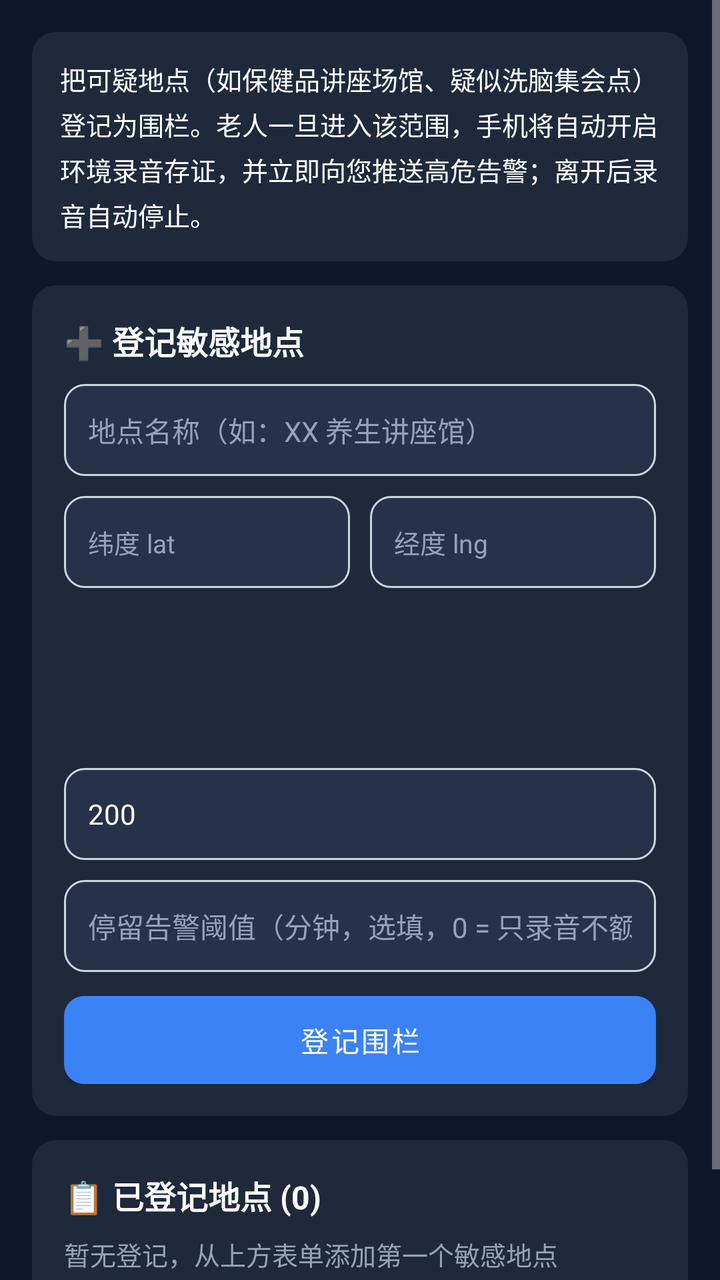
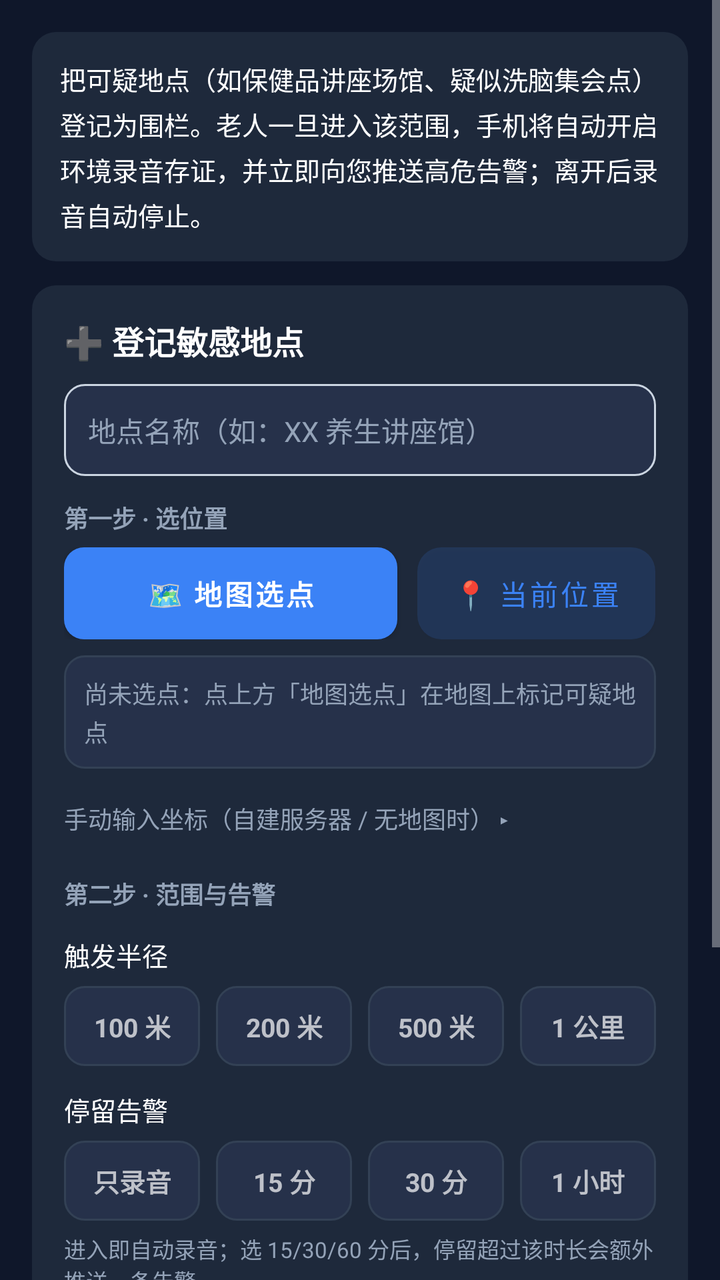

Before-and-after screenshots of an Android layout around one commit, followed by the original layout XML and the change that was made.
<!-- AndroidManifest.xml: application theme Theme.AntiFraudGuard -->
<!-- res/layout/activity_geofence_manage.xml -->
<?xml version="1.0" encoding="utf-8"?>
<ScrollView xmlns:android="http://schemas.android.com/apk/res/android"
    android:layout_width="match_parent"
    android:layout_height="match_parent"
    android:background="?attr/appBg">

    <LinearLayout
        android:layout_width="match_parent"
        android:layout_height="wrap_content"
        android:orientation="vertical"
        android:padding="16dp">

        
        <TextView
            android:layout_width="match_parent"
            android:layout_height="wrap_content"
            android:background="@drawable/bg_card"
            android:lineSpacingExtra="4dp"
            android:padding="14dp"
            android:text="把可疑地点（如保健品讲座场馆、疑似洗脑集会点）登记为围栏。老人一旦进入该范围，手机将自动开启环境录音存证，并立即向您推送高危告警；离开后录音自动停止。"
            android:textColor="?attr/appText"
            android:textSize="13sp" />

        
        <LinearLayout
            android:layout_width="match_parent"
            android:layout_height="wrap_content"
            android:layout_marginTop="12dp"
            android:background="@drawable/bg_card"
            android:orientation="vertical"
            android:padding="16dp">

            <TextView
                android:layout_width="wrap_content"
                android:layout_height="wrap_content"
                android:text="➕ 登记敏感地点"
                android:textColor="?attr/appText"
                android:textSize="16sp"
                android:textStyle="bold" />

            <EditText
                android:id="@+id/et_geofence_name"
                android:layout_width="match_parent"
                android:layout_height="46dp"
                android:layout_marginTop="10dp"
                android:background="@drawable/bg_input"
                android:hint="地点名称（如：XX 养生讲座馆）"
                android:inputType="text"
                android:maxLength="30"
                android:paddingHorizontal="12dp"
                android:textColor="?attr/appText"
                android:textColorHint="#94A3B8"
                android:textSize="14sp" />

            <LinearLayout
                android:layout_width="match_parent"
                android:layout_height="wrap_content"
                android:layout_marginTop="10dp"
                android:orientation="horizontal">

                <EditText
                    android:id="@+id/et_geofence_lat"
                    android:layout_width="0dp"
                    android:layout_height="46dp"
                    android:layout_weight="1"
                    android:background="@drawable/bg_input"
                    android:hint="纬度 lat"
                    android:inputType="numberDecimal|numberSigned"
                    android:paddingHorizontal="12dp"
                    android:textColor="?attr/appText"
                    android:textColorHint="#94A3B8"
                    android:textSize="13sp" />

                <EditText
                    android:id="@+id/et_geofence_lng"
                    android:layout_width="0dp"
                    android:layout_height="46dp"
                    android:layout_marginStart="10dp"
                    android:layout_weight="1"
                    android:background="@drawable/bg_input"
                    android:hint="经度 lng"
                    android:inputType="numberDecimal|numberSigned"
                    android:paddingHorizontal="12dp"
                    android:textColor="?attr/appText"
                    android:textColorHint="#94A3B8"
                    android:textSize="13sp" />
            </LinearLayout>

            <Button
                android:id="@+id/btn_use_location"
                android:layout_width="0dp"
                android:layout_height="40dp"
                android:layout_marginEnd="8dp"
                android:layout_weight="1"
                android:background="@drawable/bg_input"
                android:text="📍 当前位置"
                android:textColor="#3B82F6"
                android:textSize="13sp" />

            <Button
                android:id="@+id/btn_pick_map"
                android:layout_width="0dp"
                android:layout_height="40dp"
                android:layout_weight="1"
                android:background="@drawable/bg_btn_primary"
                android:text="🗺️ 地图选点"
                android:textColor="#FFFFFF"
                android:textSize="13sp" />

            <EditText
                android:id="@+id/et_geofence_radius"
                android:layout_width="match_parent"
                android:layout_height="46dp"
                android:layout_marginTop="10dp"
                android:background="@drawable/bg_input"
                android:hint="触发半径（米），范围 50 ~ 2000，默认 200"
                android:inputType="number"
                android:paddingHorizontal="12dp"
                android:text="200"
                android:textColor="?attr/appText"
                android:textColorHint="#94A3B8"
                android:textSize="14sp" />

            
            <EditText
                android:id="@+id/et_geofence_dwell"
                android:layout_width="match_parent"
                android:layout_height="46dp"
                android:layout_marginTop="10dp"
                android:background="@drawable/bg_input"
                android:hint="停留告警阈值（分钟，选填，0 = 只录音不额外告警）"
                android:inputType="number"
                android:paddingHorizontal="12dp"
                android:textColor="?attr/appText"
                android:textColorHint="#94A3B8"
                android:textSize="14sp" />

            <Button
                android:id="@+id/btn_geofence_add"
                android:layout_width="match_parent"
                android:layout_height="44dp"
                android:layout_marginTop="12dp"
                android:background="@drawable/bg_btn_primary"
                android:text="登记围栏"
                android:textColor="#FFFFFF"
                android:textSize="14sp" />
        </LinearLayout>

        
        <LinearLayout
            android:layout_width="match_parent"
            android:layout_height="wrap_content"
            android:layout_marginTop="12dp"
            android:layout_marginBottom="24dp"
            android:background="@drawable/bg_card"
            android:orientation="vertical"
            android:padding="16dp">

            <TextView
                android:id="@+id/tv_geofence_count"
                android:layout_width="wrap_content"
                android:layout_height="wrap_content"
                android:text="📋 已登记地点 (0)"
                android:textColor="?attr/appText"
                android:textSize="16sp"
                android:textStyle="bold" />

            <TextView
                android:id="@+id/tv_geofence_empty"
                android:layout_width="match_parent"
                android:layout_height="wrap_content"
                android:layout_marginTop="8dp"
                android:text="暂无登记，从上方表单添加第一个敏感地点"
                android:textColor="?attr/appTextDim"
                android:textSize="13sp" />

            <LinearLayout
                android:id="@+id/ll_geofence_list"
                android:layout_width="match_parent"
                android:layout_height="wrap_content"
                android:layout_marginTop="8dp"
                android:orientation="vertical" />
        </LinearLayout>

    </LinearLayout>
</ScrollView>
<!-- resources referenced by this layout -->
<resources>
  <!-- drawable bg_btn_primary (drawable) -->
  <?xml version="1.0" encoding="utf-8"?>
  <shape xmlns:android="http://schemas.android.com/apk/res/android" android:shape="rectangle">
      <solid android:color="#3B82F6" />
      <corners android:radius="10dp" />
  </shape>
  <!-- drawable bg_card (drawable) -->
  <?xml version="1.0" encoding="utf-8"?>
  <shape xmlns:android="http://schemas.android.com/apk/res/android" android:shape="rectangle">
      <solid android:color="?attr/appCard" />
      <corners android:radius="12dp" />
  </shape>
  <!-- drawable bg_input (drawable) -->
  <?xml version="1.0" encoding="utf-8"?>
  <shape xmlns:android="http://schemas.android.com/apk/res/android" android:shape="rectangle">
      <solid android:color="?attr/appInputBg" />
      <corners android:radius="10dp" />
      <stroke android:width="1dp" android:color="#CBD5E1" />
  </shape>
  <style name="Theme.AntiFraudGuard" parent="Theme.MaterialComponents.NoActionBar">
          
          <item name="colorPrimary">@color/blue_500</item>
          <item name="colorPrimaryVariant">@color/blue_700</item>
          <item name="colorOnPrimary">@color/white</item>
          
          <item name="colorSecondary">@color/emerald_500</item>
          <item name="colorSecondaryVariant">@color/emerald_700</item>
          <item name="colorOnSecondary">@color/white</item>
  
          <item name="appBg">#0F172A</item>
          <item name="appCard">#1E293B</item>
          <item name="appCardAlt">#26314A</item>
          <item name="appText">#FFFFFF</item>
          <item name="appTextDim">#94A3B8</item>
          <item name="appDivider">#334155</item>
          <item name="appInputBg">#26314A</item>
          <item name="appInputText">#FFFFFF</item>
  
          
          <item name="android:statusBarColor">#0F172A</item>
          <item name="android:windowBackground">#0F172A</item>
          <item name="android:navigationBarColor">#0F172A</item>
      </style>
  <color name="blue_500">#3B82F6</color>
  <color name="blue_700">#1D4ED8</color>
  <color name="white">#FFFFFFFF</color>
  <color name="emerald_500">#10B981</color>
  <color name="emerald_700">#047857</color>
</resources>

<!-- the commit's change to res/layout/activity_geofence_manage.xml (unified diff, before → after) -->
@@ -52,11 +52,74 @@
                 android:textColorHint="#94A3B8"
                 android:textSize="14sp" />
 
-            <LinearLayout
-                android:layout_width="match_parent"
-                android:layout_height="wrap_content"
-                android:layout_marginTop="10dp"
+            <TextView
+                android:layout_width="wrap_content"
+                android:layout_height="wrap_content"
+                android:layout_marginTop="12dp"
+                android:text="第一步 · 选位置"
+                android:textColor="?attr/appTextDim"
+                android:textSize="12sp"
+                android:textStyle="bold" />
+
+            <LinearLayout
+                android:layout_width="match_parent"
+                android:layout_height="wrap_content"
+                android:layout_marginTop="6dp"
                 android:orientation="horizontal">
+
+                <Button
+                    android:id="@+id/btn_pick_map"
+                    android:layout_width="0dp"
+                    android:layout_height="46dp"
+                    android:layout_weight="1.4"
+                    android:background="@drawable/bg_btn_primary"
+                    android:text="🗺️ 地图选点"
+                    android:textColor="#FFFFFF"
+                    android:textSize="14sp"
+                    android:textStyle="bold" />
+
+                <Button
+                    android:id="@+id/btn_use_location"
+                    android:layout_width="0dp"
+                    android:layout_height="46dp"
+                    android:layout_marginStart="10dp"
+                    android:layout_weight="1"
+                    android:background="@drawable/bg_btn_tonal"
+                    android:text="📍 当前位置"
+                    android:textColor="#3B82F6"
+                    android:textSize="14sp" />
+            </LinearLayout>
+
+            
+            <TextView
+                android:id="@+id/tv_coord_pick"
+                android:layout_width="match_parent"
+                android:layout_height="wrap_content"
+                android:layout_marginTop="8dp"
+                android:background="@drawable/bg_meta_box"
+                android:padding="10dp"
+                android:text="尚未选点：点上方「地图选点」在地图上标记可疑地点"
+                android:textColor="?attr/appTextDim"
+                android:textSize="12sp"
+                android:lineSpacingExtra="2dp" />
+
+            
+            <TextView
+                android:id="@+id/tv_toggle_manual"
+                android:layout_width="match_parent"
+                android:layout_height="wrap_content"
+                android:layout_marginTop="8dp"
+                android:paddingVertical="8dp"
+                android:text="手动输入坐标（自建服务器 / 无地图时） ▸"
+                android:textColor="?attr/appTextDim"
+                android:textSize="12sp" />
+
+            <LinearLayout
+                android:id="@+id/ll_manual_coord"
+                android:layout_width="match_parent"
+                android:layout_height="wrap_content"
+                android:orientation="horizontal"
+                android:visibility="gone">
 
                 <EditText
                     android:id="@+id/et_geofence_lat"
@@ -86,64 +149,159 @@
                     android:textSize="13sp" />
             </LinearLayout>
 
-            <Button
-                android:id="@+id/btn_use_location"
-                android:layout_width="0dp"
-                android:layout_height="40dp"
-                android:layout_marginEnd="8dp"
-                android:layout_weight="1"
-                android:background="@drawable/bg_input"
-                android:text="📍 当前位置"
-                android:textColor="#3B82F6"
+            <TextView
+                android:layout_width="wrap_content"
+                android:layout_height="wrap_content"
+                android:layout_marginTop="12dp"
+                android:text="第二步 · 范围与告警"
+                android:textColor="?attr/appTextDim"
+                android:textSize="12sp"
+                android:textStyle="bold" />
+
+            <TextView
+                android:layout_width="wrap_content"
+                android:layout_height="wrap_content"
+                android:layout_marginTop="12dp"
+                android:text="触发半径"
+                android:textColor="?attr/appText"
                 android:textSize="13sp" />
 
-            <Button
-                android:id="@+id/btn_pick_map"
-                android:layout_width="0dp"
-                android:layout_height="40dp"
-                android:layout_weight="1"
-                android:background="@drawable/bg_btn_primary"
-                android:text="🗺️ 地图选点"
-                android:textColor="#FFFFFF"
+            
+            <LinearLayout
+                android:layout_width="match_parent"
+                android:layout_height="wrap_content"
+                android:layout_marginTop="6dp"
+                android:orientation="horizontal">
+
+                <TextView
+                    android:id="@+id/chip_r100"
+                    android:layout_width="0dp"
+                    android:layout_height="40dp"
+                    android:layout_weight="1"
+                    android:background="@drawable/bg_meta_box"
+                    android:gravity="center"
+                    android:text="100 米"
+                    android:textSize="13sp"
+                    android:textStyle="bold" />
+
+                <TextView
+                    android:id="@+id/chip_r200"
+                    android:layout_width="0dp"
+                    android:layout_height="40dp"
+                    android:layout_marginStart="8dp"
+                    android:layout_weight="1"
+                    android:background="@drawable/bg_meta_box"
+                    android:gravity="center"
+                    android:text="200 米"
+                    android:textSize="13sp"
+                    android:textStyle="bold" />
+
+                <TextView
+                    android:id="@+id/chip_r500"
+                    android:layout_width="0dp"
+                    android:layout_height="40dp"
+                    android:layout_marginStart="8dp"
+                    android:layout_weight="1"
+                    android:background="@drawable/bg_meta_box"
+                    android:gravity="center"
+                    android:text="500 米"
+                    android:textSize="13sp"
+                    android:textStyle="bold" />
+
+                <TextView
+                    android:id="@+id/chip_r1000"
+                    android:layout_width="0dp"
+                    android:layout_height="40dp"
+                    android:layout_marginStart="8dp"
+                    android:layout_weight="1"
+                    android:background="@drawable/bg_meta_box"
+                    android:gravity="center"
+                    android:text="1 公里"
+                    android:textSize="13sp"
+                    android:textStyle="bold" />
+            </LinearLayout>
+
+            
+            <TextView
+                android:layout_width="wrap_content"
+                android:layout_height="wrap_content"
+                android:layout_marginTop="12dp"
+                android:text="停留告警"
+                android:textColor="?attr/appText"
                 android:textSize="13sp" />
 
-            <EditText
-                android:id="@+id/et_geofence_radius"
-                android:layout_width="match_parent"
-                android:layout_height="46dp"
-                android:layout_marginTop="10dp"
-                android:background="@drawable/bg_input"
-                android:hint="触发半径（米），范围 50 ~ 2000，默认 200"
-                android:inputType="number"
-                android:paddingHorizontal="12dp"
-                android:text="200"
-                android:textColor="?attr/appText"
-                android:textColorHint="#94A3B8"
-                android:textSize="14sp" />
-
-            
-            <EditText
-                android:id="@+id/et_geofence_dwell"
-                android:layout_width="match_parent"
-                android:layout_height="46dp"
-                android:layout_marginTop="10dp"
-                android:background="@drawable/bg_input"
-                android:hint="停留告警阈值（分钟，选填，0 = 只录音不额外告警）"
-                android:inputType="number"
-                android:paddingHorizontal="12dp"
-                android:textColor="?attr/appText"
-                android:textColorHint="#94A3B8"
-                android:textSize="14sp" />
+            <LinearLayout
+                android:layout_width="match_parent"
+                android:layout_height="wrap_content"
+                android:layout_marginTop="6dp"
+                android:orientation="horizontal">
+
+                <TextView
+                    android:id="@+id/chip_d0"
+                    android:layout_width="0dp"
+                    android:layout_height="40dp"
+                    android:layout_weight="1"
+                    android:background="@drawable/bg_meta_box"
+                    android:gravity="center"
+                    android:text="只录音"
+                    android:textSize="13sp"
+                    android:textStyle="bold" />
+
+                <TextView
+                    android:id="@+id/chip_d15"
+                    android:layout_width="0dp"
+                    android:layout_height="40dp"
+                    android:layout_marginStart="8dp"
+                    android:layout_weight="1"
+                    android:background="@drawable/bg_meta_box"
+                    android:gravity="center"
+                    android:text="15 分"
+                    android:textSize="13sp"
+                    android:textStyle="bold" />
+
+                <TextView
+                    android:id="@+id/chip_d30"
+                    android:layout_width="0dp"
+                    android:layout_height="40dp"
+                    android:layout_marginStart="8dp"
+                    android:layout_weight="1"
+                    android:background="@drawable/bg_meta_box"
+                    android:gravity="center"
+                    android:text="30 分"
+                    android:textSize="13sp"
+                    android:textStyle="bold" />
+
+                <TextView
+                    android:id="@+id/chip_d60"
+                    android:layout_width="0dp"
+                    android:layout_height="40dp"
+                    android:layout_marginStart="8dp"
+                    android:layout_weight="1"
+                    android:background="@drawable/bg_meta_box"
+                    android:gravity="center"
+                    android:text="1 小时"
+                    android:textSize="13sp"
+                    android:textStyle="bold" />
+            </LinearLayout>
+
+            <TextView
+                android:layout_width="match_parent"
+                android:layout_height="wrap_content"
+                android:layout_marginTop="6dp"
+                android:text="进入即自动录音；选 15/30/60 分后，停留超过该时长会额外推送一条告警"
+                android:textColor="?attr/appTextDim"
+                android:textSize="11sp" />
 
             <Button
                 android:id="@+id/btn_geofence_add"
                 android:layout_width="match_parent"
-                android:layout_height="44dp"
+                android:layout_height="46dp"
                 android:layout_marginTop="12dp"
                 android:background="@drawable/bg_btn_primary"
                 android:text="登记围栏"
                 android:textColor="#FFFFFF"
-                android:textSize="14sp" />
+                android:textSize="15sp"
+                android:textStyle="bold" />
         </LinearLayout>
 
         
<!-- resource entries referenced after the edit -->
@@ -5,6 +5,12 @@
   <shape xmlns:android="http://schemas.android.com/apk/res/android" android:shape="rectangle">
       <solid android:color="#3B82F6" />
       <corners android:radius="10dp" />
+  </shape>
+  <!-- drawable bg_btn_tonal (drawable) -->
+  <?xml version="1.0" encoding="utf-8"?>
+  <shape xmlns:android="http://schemas.android.com/apk/res/android" android:shape="rectangle">
+      <solid android:color="#263B82F6" />
+      <corners android:radius="12dp" />
   </shape>
   <!-- drawable bg_card (drawable) -->
   <?xml version="1.0" encoding="utf-8"?>
@@ -18,6 +24,13 @@
       <solid android:color="?attr/appInputBg" />
       <corners android:radius="10dp" />
       <stroke android:width="1dp" android:color="#CBD5E1" />
+  </shape>
+  <!-- drawable bg_meta_box (drawable) -->
+  <?xml version="1.0" encoding="utf-8"?>
+  <shape xmlns:android="http://schemas.android.com/apk/res/android" android:shape="rectangle">
+      <solid android:color="?attr/appCardAlt" />
+      <stroke android:width="1dp" android:color="?attr/appDivider" />
+      <corners android:radius="10dp" />
   </shape>
   <style name="Theme.AntiFraudGuard" parent="Theme.MaterialComponents.NoActionBar">
           
@@ -39,6 +52,14 @@
           <item name="appInputText">#FFFFFF</item>
   
           
+          <item name="appDangerBgSoft">#3F1A1E</item>
+          <item name="appWarnBgSoft">#3A2E12</item>
+          <item name="appWarnTextStrong">#FCD34D</item>
+          <item name="appWarnTextDim">#D4B36A</item>
+          <item name="appDangerTextStrong">#FCA5A5</item>
+          <item name="appDangerTextDim">#DCA9A9</item>
+  
+          
           <item name="android:statusBarColor">#0F172A</item>
           <item name="android:windowBackground">#0F172A</item>
           <item name="android:navigationBarColor">#0F172A</item>
